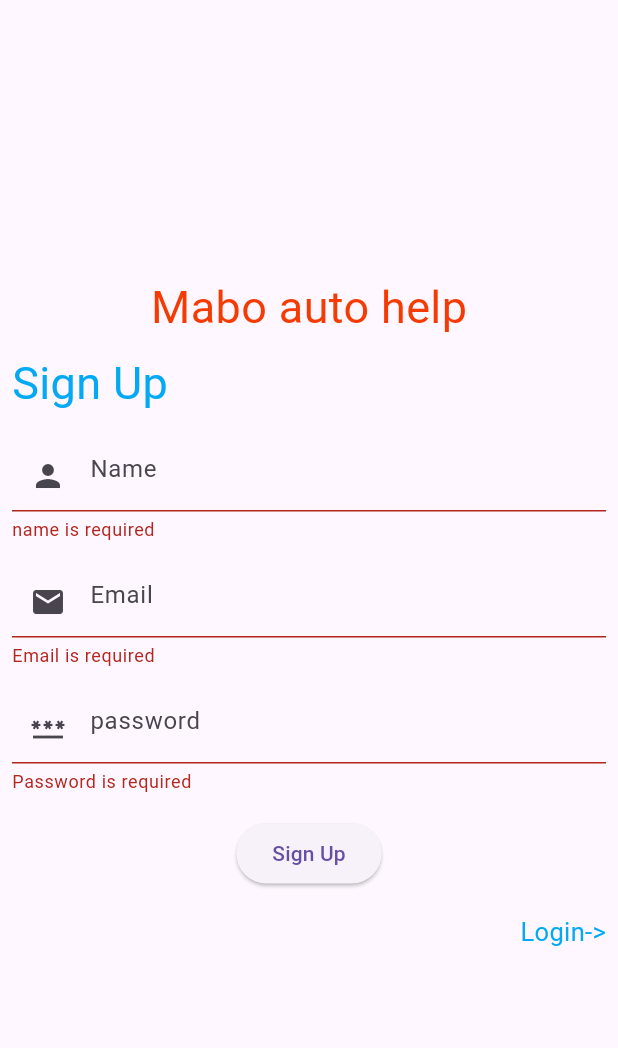
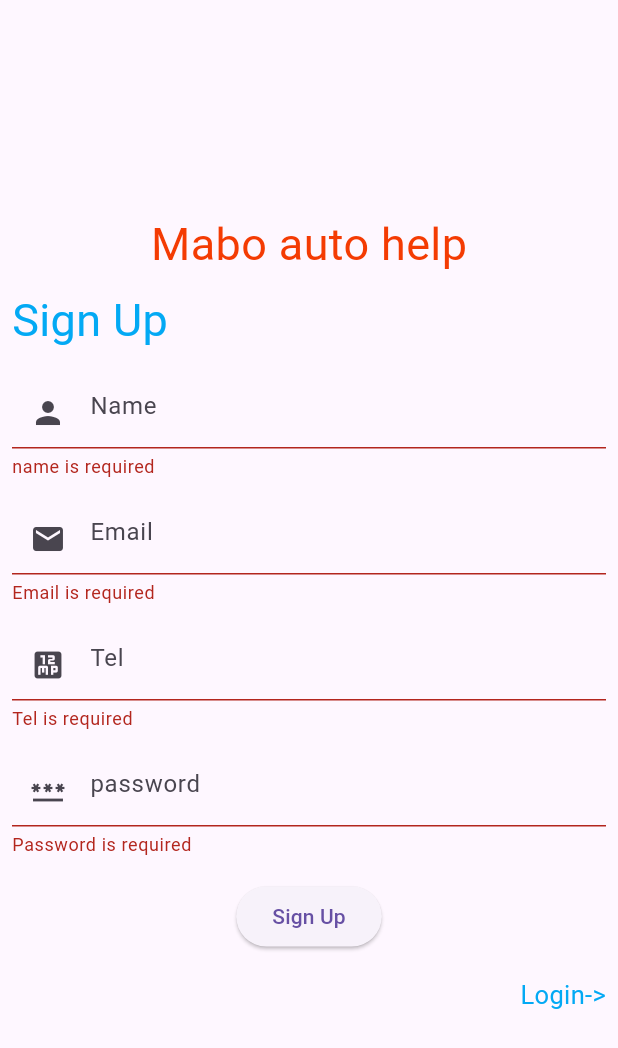
Before and after one commit to MaboAutoHelp/Flutter-Application-Mabo-auto-help, a Flutter app: the Signup screen opened directly, after a tap on "Sign Up", on a phone screen of 412 x 824 dp. Shown: the top 1048 px of the screen. Run offline on Flutter 3.47's test engine with Material 3 defaults, Android fonts, the phone set to English and light mode, and no system bars.

Commit message:
feat: Add telephone field to signup form

```diff
--- a/lib/controller/Authcontroller.dart
+++ b/lib/controller/Authcontroller.dart
@@ -16,13 +16,14 @@ class Authcontroller {
     }
   }
 
-  Future SignupAuth(name ,email, pwd) async {
+  Future SignupAuth(name ,email, pwd,tel) async {
     var url = "http://192.168.1.21:8000/users/register";
     var response = await http.post(Uri.parse(url),
         body: jsonEncode(<String, String>{
           'name': name,
           'email': email,
-          'pwd': pwd
+          'pwd': pwd,
+          'tel':tel
            }), headers: {"Content-Type": "application/json"});
     if (response.statusCode == 200) {
       var data = jsonDecode(response.body);
--- a/lib/view/auth/Signup.dart
+++ b/lib/view/auth/Signup.dart
@@ -13,6 +13,7 @@ class _SignupState extends State<Signup> {
   TextEditingController email = TextEditingController();
   TextEditingController pwd = TextEditingController();
   TextEditingController name = TextEditingController();
+  TextEditingController tel = TextEditingController();
 
   GlobalKey<FormState> fromstate = GlobalKey<FormState>();
 
@@ -22,7 +23,7 @@ class _SignupState extends State<Signup> {
     var formData = fromstate.currentState;
 
     if (formData!.validate()) {
-      var data = await authcontroller.SignupAuth(name.text,email.text, pwd.text);
+      var data = await authcontroller.SignupAuth(name.text,email.text, pwd.text,tel.text);
       Navigator.push(context, MaterialPageRoute(builder: (context)=>Login()));
     } else {
       print('Form is invalid');
@@ -103,6 +104,30 @@ class _SignupState extends State<Signup> {
               ),
             ),
 
+            ///------------------TEL---------------------
+            Padding(
+              padding: const EdgeInsets.all(8.0),
+              child: TextFormField(
+                controller: tel,
+                validator: (val) {
+                  if (val!.isEmpty) {
+                    return 'Tel is required';
+                  }
+                  return null;
+                },
+                decoration: InputDecoration(
+                  hintText: "Tel",
+                  prefixIcon: Icon(Icons.twelve_mp),
+                  enabledBorder: OutlineInputBorder(
+                    borderSide: BorderSide(color: Colors.grey),
+                  ),
+                  focusedBorder: OutlineInputBorder(
+                    borderSide: BorderSide(color: Colors.grey),
+                  ),
+                ),
+              ),
+            ),
+
             ///-------------------Pwd--------------------
             Padding(
               padding: const EdgeInsets.all(8.0),
```
Also changed, not shown: lib/view/Home.dart (+34 -4 lines).
